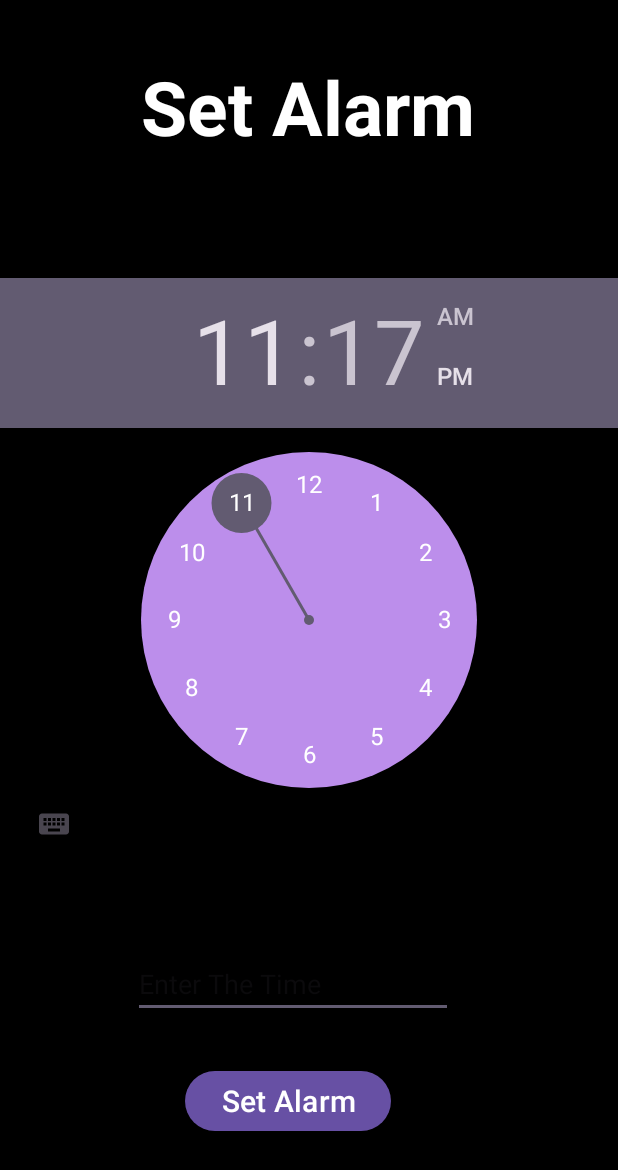
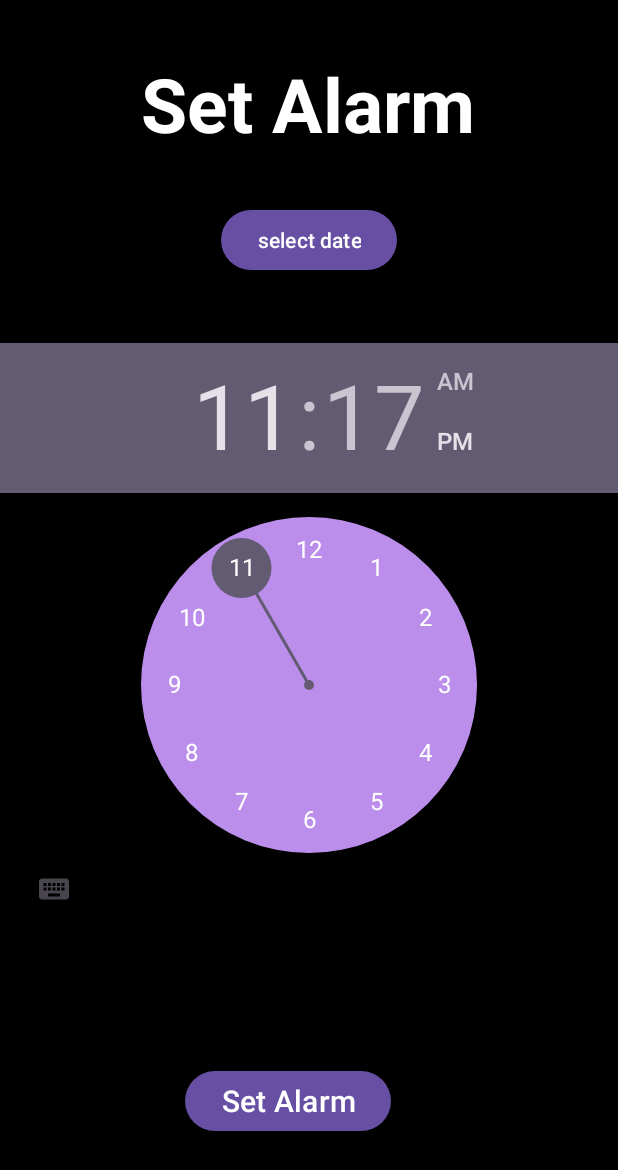
Before and after one commit to shreyashdelmade0744/Alarm-Clock, an Android app: the screen it shows after launch (MainActivity), on a phone screen of 412 x 824 dp. Shown: the top 1170 px of the screen. Run offline under Robolectric (Android 15) with nearby library versions, the phone set to English and light mode, and no system bars.

Commit message:
everything working , no datepicker

```diff
--- a/app/src/main/java/com/example/myapplication/MainActivity.kt
+++ b/app/src/main/java/com/example/myapplication/MainActivity.kt
@@ -22,6 +22,7 @@ import java.util.Locale
 
 class MainActivity : AppCompatActivity() {
 
+    lateinit var datePicker : Button
     lateinit var tts  : TextToSpeech
     private lateinit var time : EditText
     private lateinit var set : Button
@@ -35,11 +36,10 @@ class MainActivity : AppCompatActivity() {
         super.onCreate(savedInstanceState)
         setContentView(R.layout.activity_main)
         set = findViewById(R.id.SettingAlarm)
-        time = findViewById(R.id.Time)
+//        time = findViewById(R.id.Time)
         timePicker  = findViewById(R.id.timePicker1)
         var hr = Calendar.getInstance().get(Calendar.HOUR_OF_DAY)
         var min = Calendar.getInstance().get(Calendar.MINUTE)
-
 
         timePicker.setOnTimeChangedListener { view, hourOfDay, minute ->
             hour = hourOfDay - hr
@@ -118,7 +118,10 @@ class MainActivity : AppCompatActivity() {
                 }
         }
         }
+
      }
+
+
 }
 
 
--- a/app/src/main/res/layout/activity_main.xml
+++ b/app/src/main/res/layout/activity_main.xml
@@ -13,6 +13,7 @@
         android:layout_height="wrap_content"
         android:text="@string/set_alarm"
         android:textSize="50dp"
+        android:layout_marginBottom="32dp"
         android:textColor="@color/white"
         android:textStyle="bold"
         app:layout_constraintBottom_toTopOf="@+id/SettingAlarm"
@@ -22,6 +23,18 @@
         app:layout_constraintTop_toTopOf="parent"
         app:layout_constraintVertical_bias="0.058" />
 
+    <Button
+        android:layout_width="wrap_content"
+        android:layout_height="wrap_content"
+        android:text="select date"
+        android:id="@+id/datePicker"
+        app:layout_constraintTop_toBottomOf="@id/textView2"
+        app:layout_constraintLeft_toLeftOf="parent"
+        app:layout_constraintRight_toRightOf="parent"
+        app:layout_constraintBottom_toTopOf="@id/timePicker1"
+        android:layout_marginBottom="12dp"
+        />
+
     <TimePicker
         android:id="@+id/timePicker1"
         android:layout_width="wrap_content"
@@ -30,8 +43,8 @@
         android:timePickerMode="clock"
         android:numbersBackgroundColor="#BC8EEB"
         android:numbersTextColor="@color/white"
-        app:layout_constraintBottom_toTopOf="@+id/Time"
         app:layout_constraintEnd_toEndOf="parent"
+        app:layout_constraintBottom_toTopOf="@id/SettingAlarm"
         app:layout_constraintHorizontal_bias="0.0"
         app:layout_constraintStart_toStartOf="parent"
         app:layout_constraintTop_toBottomOf="@+id/textView2"
@@ -51,20 +64,6 @@
         app:layout_constraintTop_toTopOf="parent"
         app:layout_constraintVertical_bias="0.915" />
 
-    <EditText
-        android:id="@+id/Time"
-        android:layout_width="wrap_content"
-        android:layout_height="wrap_content"
-        android:layout_marginTop="8dp"
-        android:ems="10"
-        android:hint="@string/enter_the_time"
-        android:inputType="number"
-        app:layout_constraintBottom_toTopOf="@+id/SettingAlarm"
-        app:layout_constraintEnd_toEndOf="parent"
-        app:layout_constraintHorizontal_bias="0.445"
-        app:layout_constraintStart_toStartOf="parent"
-        app:layout_constraintTop_toBottomOf="@+id/textView2"
-        app:layout_constraintVertical_bias="0.943" />
 
 
 </androidx.constraintlayout.widget.ConstraintLayout>
```
